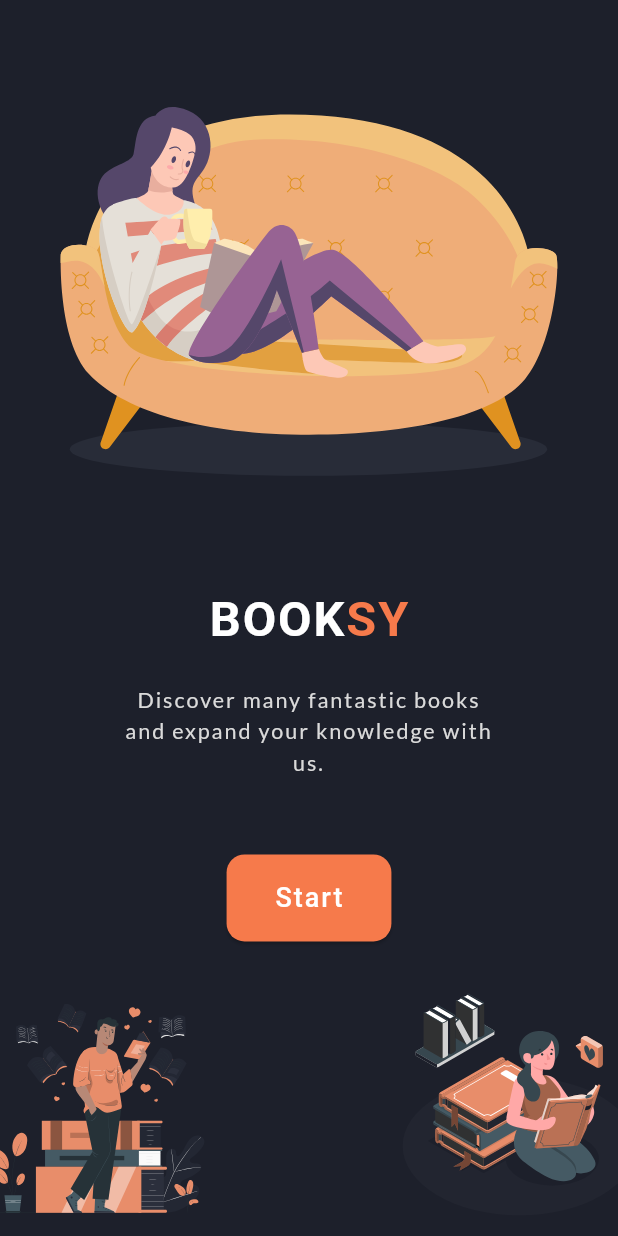
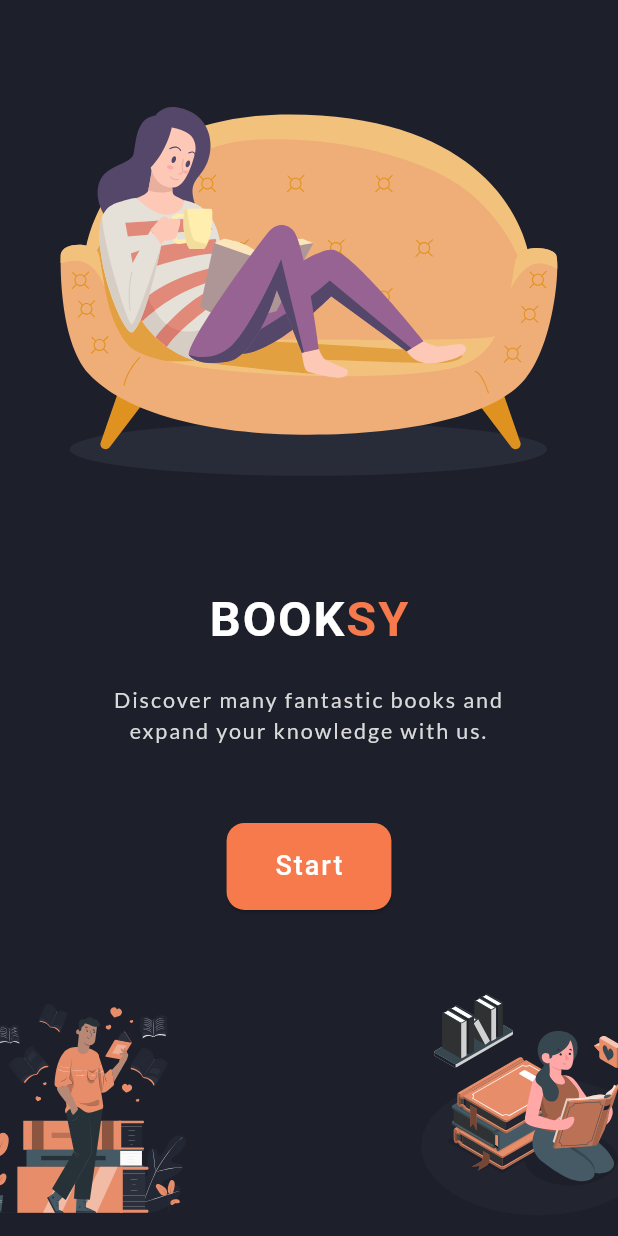
Before and after one commit to AhmedSaied22/booksy, a Flutter app: the screen it shows after launch, on a phone screen of 412 x 824 dp. Run offline on Flutter 3.47's test engine with Material 3 defaults, Android fonts, the phone set to English and light mode, and no system bars; our stand-ins replace flutter_screenutil, flutter_svg.

```diff
--- a/lib/app/features/splash/presentation/views/widgets/splash_content_section.dart
+++ b/lib/app/features/splash/presentation/views/widgets/splash_content_section.dart
@@ -78,7 +78,7 @@ class _SplashContentSectionState extends State<SplashContentSection>
             ],
           ),
           FractionallySizedBox(
-            widthFactor: 0.6,
+            widthFactor: 0.7,
             child: Text(
               AppStrings.splashSubTitle,
               textAlign: TextAlign.center,
--- a/lib/app/features/splash/presentation/views/widgets/splash_view_body.dart
+++ b/lib/app/features/splash/presentation/views/widgets/splash_view_body.dart
@@ -17,7 +17,7 @@ class SplashViewBody extends StatelessWidget {
             child: Padding(
               padding: const EdgeInsets.only(left: 12.0, bottom: 8),
               child: Transform.translate(
-                offset: Offset(-context.screenWidth * 0.07, 0),
+                offset: Offset(-context.screenWidth * 0.1, 0),
                 child: SplashImage(
                   imagePath: Assets.manSplashVector,
                   imageHeight: context.screenHeight * 0.2,
@@ -30,7 +30,7 @@ class SplashViewBody extends StatelessWidget {
             child: Padding(
               padding: const EdgeInsets.only(right: 12.0, bottom: 8),
               child: Transform.translate(
-                offset: Offset(context.screenWidth * 0.07, 0),
+                offset: Offset(context.screenWidth * 0.1, 0),
                 child: SplashImage(
                   imagePath: Assets.womanSplashVector,
                   imageHeight: context.screenHeight * 0.2,
```
